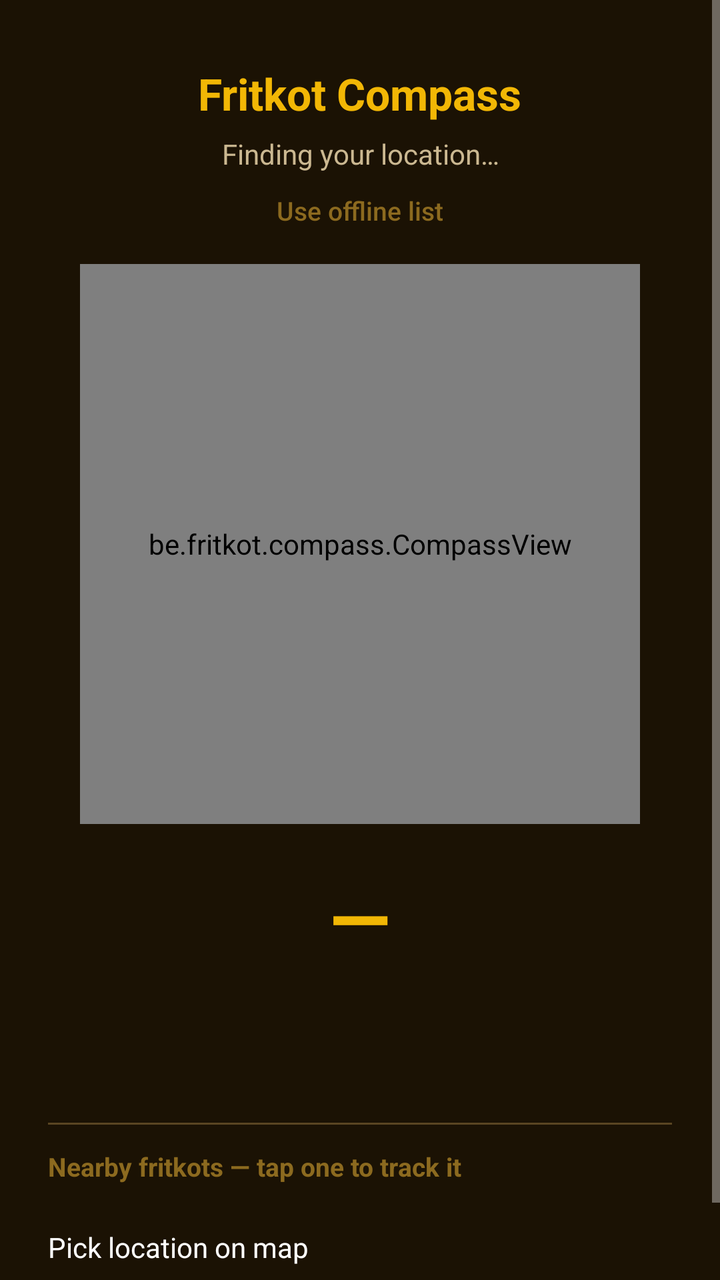
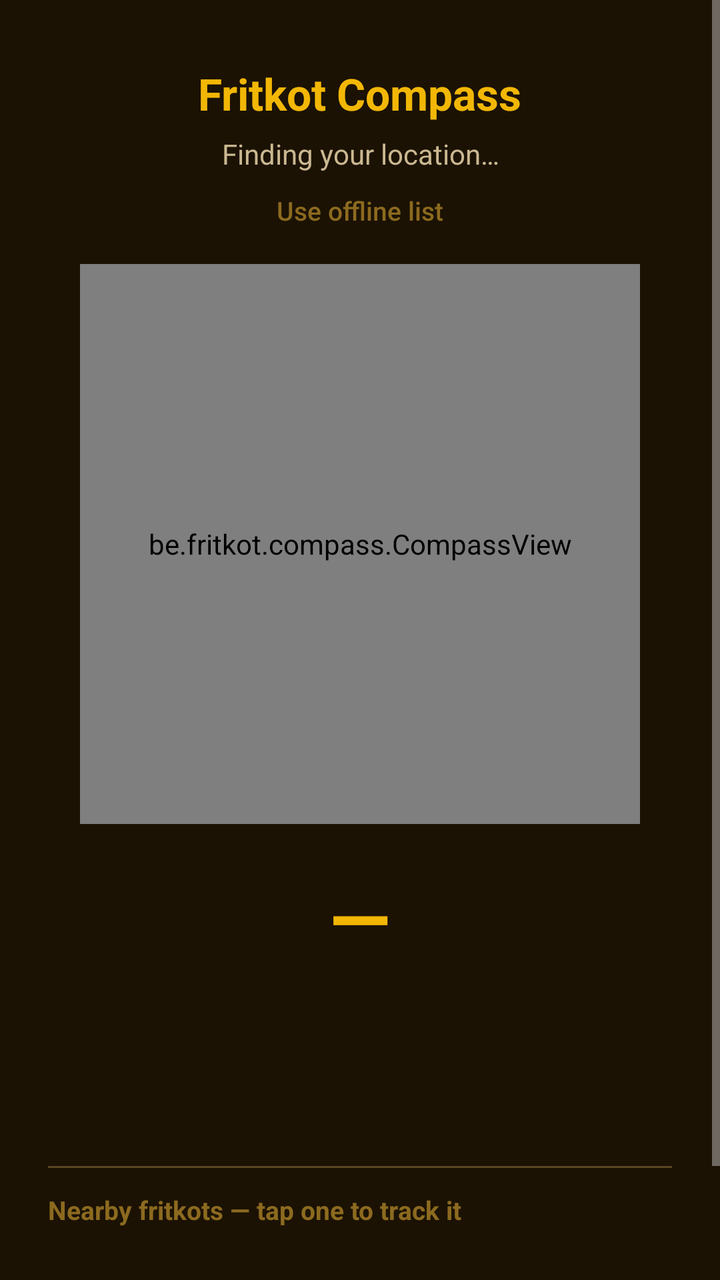

Two renders of the same Android screen: before a commit and after it. Below are the layout's source before the change and the commit's diff.
<!-- AndroidManifest.xml: application theme AppTheme -->
<!-- res/layout/activity_main.xml -->
<?xml version="1.0" encoding="utf-8"?>
<ScrollView xmlns:android="http://schemas.android.com/apk/res/android"
    android:layout_width="match_parent"
    android:layout_height="match_parent"
    android:background="@color/bg_dark"
    android:fillViewport="true">

    <LinearLayout
        android:layout_width="match_parent"
        android:layout_height="wrap_content"
        android:orientation="vertical"
        android:padding="24dp"
        android:gravity="center_horizontal">

        <TextView
            android:id="@+id/tvAppTitle"
            android:layout_width="wrap_content"
            android:layout_height="wrap_content"
            android:text="@string/app_name"
            android:textColor="@color/accent_gold"
            android:textSize="22sp"
            android:textStyle="bold"
            android:layout_marginTop="8dp" />

        <TextView
            android:id="@+id/tvStatus"
            android:layout_width="match_parent"
            android:layout_height="wrap_content"
            android:text="@string/status_locating"
            android:textColor="@color/text_secondary"
            android:textSize="14sp"
            android:gravity="center"
            android:layout_marginTop="6dp"
            android:layout_marginBottom="8dp" />

        <Button
            android:id="@+id/btnDataSource"
            style="?android:attr/buttonBarButtonStyle"
            android:layout_width="wrap_content"
            android:layout_height="wrap_content"
            android:text="@string/use_offline"
            android:textAllCaps="false"
            android:textColor="@color/accent_gold_dim"
            android:textSize="13sp"
            android:minWidth="0dp"
            android:minHeight="0dp"
            android:paddingTop="2dp"
            android:paddingBottom="2dp"
            android:layout_marginBottom="8dp" />

        <be.fritkot.compass.CompassView
            android:id="@+id/compassView"
            android:layout_width="280dp"
            android:layout_height="280dp"
            android:layout_marginTop="8dp" />

        <TextView
            android:id="@+id/tvDistance"
            android:layout_width="wrap_content"
            android:layout_height="wrap_content"
            android:text="—"
            android:textColor="@color/accent_gold"
            android:textSize="40sp"
            android:textStyle="bold"
            android:layout_marginTop="20dp" />

        <TextView
            android:id="@+id/tvName"
            android:layout_width="match_parent"
            android:layout_height="wrap_content"
            android:text=""
            android:textColor="@color/text_primary"
            android:textSize="18sp"
            android:gravity="center"
            android:layout_marginTop="4dp" />

        <TextView
            android:id="@+id/tvAddress"
            android:layout_width="match_parent"
            android:layout_height="wrap_content"
            android:text=""
            android:textColor="@color/text_secondary"
            android:textSize="13sp"
            android:gravity="center"
            android:layout_marginTop="2dp"
            android:layout_marginBottom="8dp" />

        <Button
            android:id="@+id/btnAction"
            android:layout_width="wrap_content"
            android:layout_height="wrap_content"
            android:text="@string/retry"
            android:visibility="gone"
            android:layout_marginTop="8dp" />

        <View
            android:layout_width="match_parent"
            android:layout_height="1dp"
            android:background="@color/dial_ring"
            android:layout_marginTop="20dp"
            android:layout_marginBottom="12dp" />

        <TextView
            android:layout_width="match_parent"
            android:layout_height="wrap_content"
            android:text="@string/nearby_label"
            android:textColor="@color/accent_gold_dim"
            android:textSize="13sp"
            android:textStyle="bold"
            android:layout_marginBottom="6dp" />

        <LinearLayout
            android:id="@+id/llNearby"
            android:layout_width="match_parent"
            android:layout_height="wrap_content"
            android:orientation="vertical"
            android:layout_marginBottom="16dp" />

        <Button
            android:id="@+id/btnOpenMap"
            android:layout_width="match_parent"
            android:layout_height="wrap_content"
            android:text="@string/open_map"
            android:textAllCaps="false"
            android:layout_marginBottom="24dp" />

    </LinearLayout>
</ScrollView>
<!-- resources referenced by this layout -->
<resources>
  <color name="accent_gold">#F2B705</color>
  <color name="accent_gold_dim">#8C6A1F</color>
  <color name="bg_dark">#1B1204</color>
  <color name="dial_ring">#5A4522</color>
  <color name="text_primary">#FFF6E5</color>
  <color name="text_secondary">#CBB891</color>
  <string name="app_name">Fritkot Compass</string>
  <string name="nearby_label">Nearby fritkots — tap one to track it</string>
  <string name="open_map">Pick location on map</string>
  <string name="retry">Retry</string>
  <string name="status_locating">Finding your location…</string>
  <string name="use_offline">Use offline list</string>
  <style name="AppTheme" parent="android:Theme.Material.NoActionBar">
          <item name="android:colorBackground">@color/bg_dark</item>
          <item name="android:statusBarColor">@color/bg_dark</item>
          <item name="android:navigationBarColor">@color/bg_dark</item>
          <item name="android:windowLightStatusBar">false</item>
      </style>
</resources>

<!-- the commit's change to res/layout/activity_main.xml (unified diff, before → after) -->
@@ -82,7 +82,17 @@
             android:textColor="@color/text_secondary"
             android:textSize="13sp"
             android:gravity="center"
-            android:layout_marginTop="2dp"
+            android:layout_marginTop="2dp" />
+
+        <TextView
+            android:id="@+id/tvOpenStatus"
+            android:layout_width="match_parent"
+            android:layout_height="wrap_content"
+            android:text=""
+            android:textSize="13sp"
+            android:textStyle="bold"
+            android:gravity="center"
+            android:layout_marginTop="4dp"
             android:layout_marginBottom="8dp" />
 
         <Button
